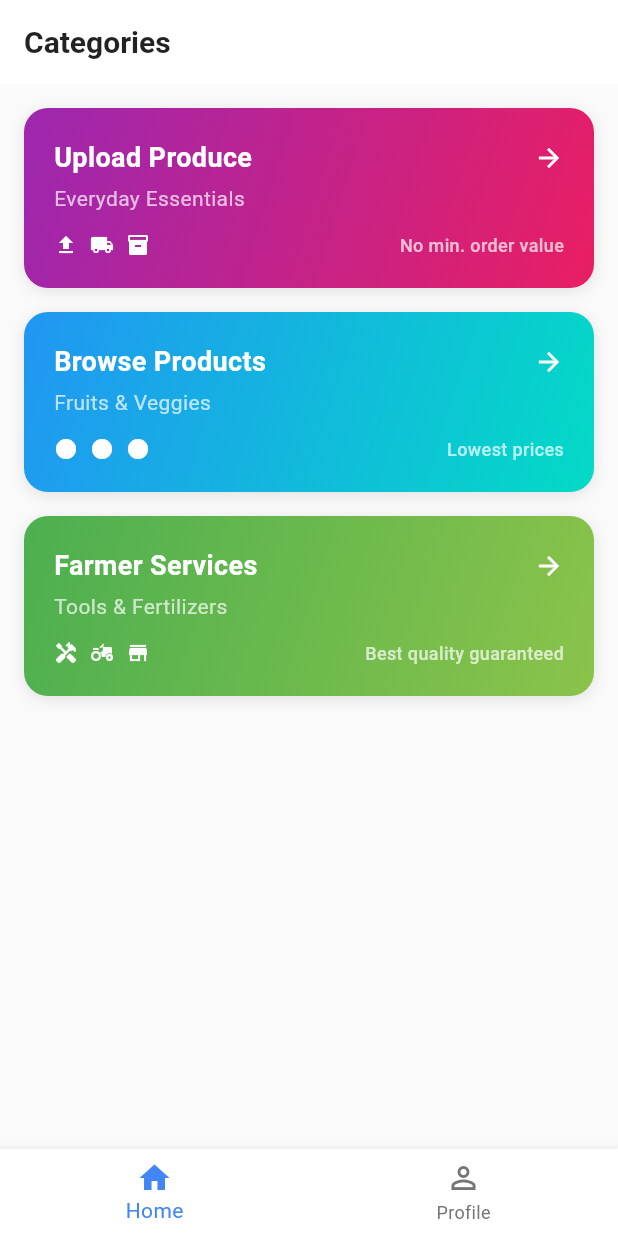
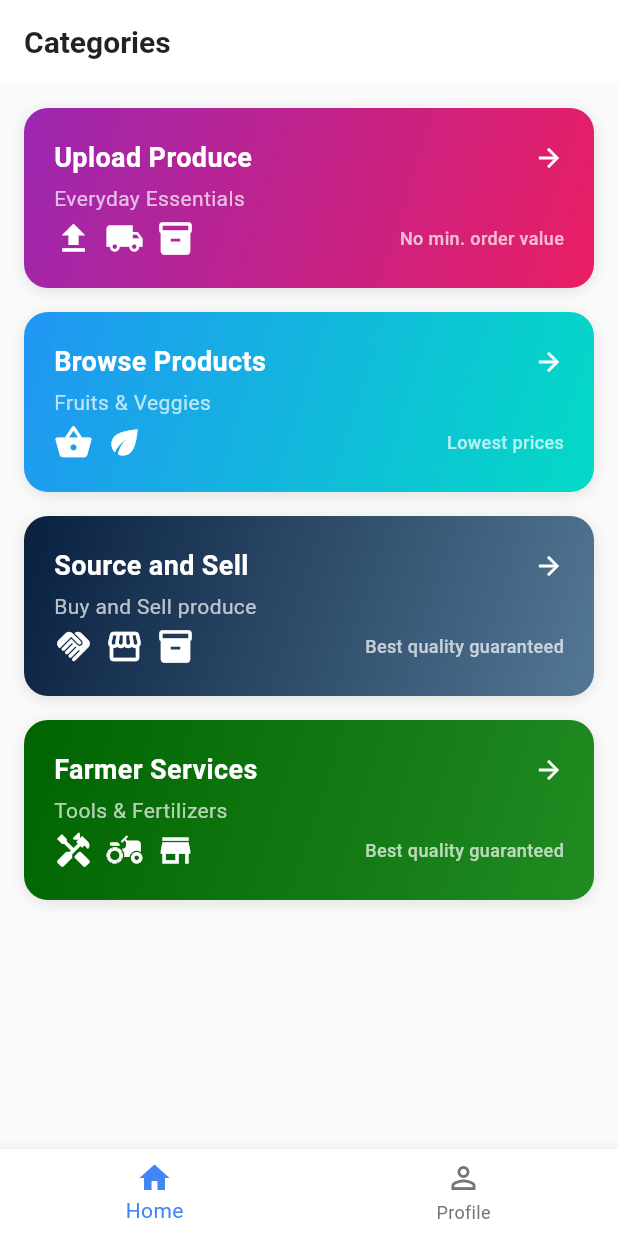
Before and after one commit to rohitvijayan1111/SIH-25, a Flutter app: the screen it shows after launch, on a phone screen of 412 x 824 dp. Run offline on Flutter 3.47's test engine with Material 3 defaults, Android fonts, the phone set to English and light mode, and no system bars; our stand-ins replace cloud_firestore, firebase_auth, google_sign_in, image_picker, shared_preferences, speech_to_text; missing offline and left inert: translator; accounts and stored records are empty.

Commit message:
Added Source and Sell section

```diff
--- a/demo/lib/controllers/app_controller.dart
+++ b/demo/lib/controllers/app_controller.dart
@@ -125,6 +125,19 @@
           case 0:
             return const CategoriesScreen(); // Home tab
           case 1:
+            return const BusinessDashboard(); // Farmer Shop tab
+          case 2:
+            return const ProcurementScreen(); // Tool Renting tab
+          case 3:
+            return const ProfilePlaceholderScreen(); // Profile tab
+          default:
+            return const CategoriesScreen();
+        }
+      case ServiceSection.farmerEssentials:
+        switch (_currentTabIndex) {
+          case 0:
+            return const CategoriesScreen(); // Home tab
+          case 1:
             return const ProcurementScreen(); // Tool Renting tab
           case 2:
             return const BusinessDashboard(); // Farmer Shop tab
--- a/demo/lib/models/service_section.dart
+++ b/demo/lib/models/service_section.dart
@@ -1,127 +1,3 @@
-// import 'package:flutter/material.dart';
-
-// enum ServiceSection {
-//   categories,
-//   uploadProduce,
-//   browseProducts,
-//   farmerServices,
-// }
-
-// class ServiceSectionConfig {
-//   final String title;
-//   final List<TabConfig> tabs;
-
-//   ServiceSectionConfig({required this.title, required this.tabs});
-// }
-
-// class TabConfig {
-//   final String label;
-//   final IconData icon;
-//   final IconData activeIcon;
-
-//   TabConfig({
-//     required this.label,
-//     required this.icon,
-//     required this.activeIcon,
-//   });
-// }
-
-// class ServiceSections {
-//   static Map<ServiceSection, ServiceSectionConfig> configs = {
-//     ServiceSection.categories: ServiceSectionConfig(
-//       title: 'Categories',
-//       tabs: [
-//         TabConfig(
-//           label: 'Home',
-//           icon: Icons.home_outlined,
-//           activeIcon: Icons.home,
-//         ),
-//         TabConfig(
-//           label: 'Profile',
-//           icon: Icons.person_outline,
-//           activeIcon: Icons.person,
-//         ),
-//       ],
-//     ),
-//     // ServiceSection.uploadProduce: ServiceSectionConfig(
-//     //   title: 'Upload Produce',
-//     //   tabs: [
-//     //     TabConfig(
-//     //       label: 'Upload Product',
-//     //       icon: Icons.upload_outlined,
-//     //       activeIcon: Icons.upload,
-//     //     ),
-//     //     TabConfig(
-//     //       label: 'Cooperative',
-//     //       icon: Icons.group_outlined,
-//     //       activeIcon: Icons.group,
-//     //     ),
-//     //   ],
-//     // ),
-//     ServiceSection.uploadProduce: ServiceSectionConfig(
-//       title: 'Upload Produce',
-//       tabs: [
-//         TabConfig(
-//           label: 'Home',
-//           icon: Icons.home_outlined,
-//           activeIcon: Icons.home,
-//         ),
-//         TabConfig(
-//           label: 'Upload Product',
-//           icon: Icons.upload_outlined,
-//           activeIcon: Icons.upload,
-//         ),
-//         TabConfig(
-//           label: 'Cooperative',
-//           icon: Icons.group_outlined,
-//           activeIcon: Icons.group,
-//         ),
-//         TabConfig(
-//           label: 'Profile',
-//           icon: Icons.person_outline,
-//           activeIcon: Icons.person,
-//         ),
-//       ],
-//     ),
-
-//     ServiceSection.browseProducts: ServiceSectionConfig(
-//       title: 'Browse Products',
-//       tabs: [
-//         TabConfig(
-//           label: 'Browse',
-//           icon: Icons.search_outlined,
-//           activeIcon: Icons.search,
-//         ),
-//         TabConfig(
-//           label: 'Order',
-//           icon: Icons.shopping_bag_outlined,
-//           activeIcon: Icons.shopping_bag,
-//         ),
-//         TabConfig(
-//           label: 'Cart',
-//           icon: Icons.shopping_cart_outlined,
-//           activeIcon: Icons.shopping_cart,
-//         ),
-//       ],
-//     ),
-//     ServiceSection.farmerServices: ServiceSectionConfig(
-//       title: 'Farmer Services',
-//       tabs: [
-//         TabConfig(
-//           label: 'Tool Renting',
-//           icon: Icons.handyman_outlined,
-//           activeIcon: Icons.handyman,
-//         ),
-//         TabConfig(
-//           label: 'Farmer Shop',
-//           icon: Icons.store_outlined,
-//           activeIcon: Icons.store,
-//         ),
-//       ],
-//     ),
-//   };
-// }
-
 import 'package:flutter/material.dart';
 
 enum ServiceSection {
@@ -129,6 +5,7 @@
   uploadProduce,
   browseProducts,
   farmerServices,
+  farmerEssentials,
 }
 
 class ServiceSectionConfig {
@@ -231,6 +108,31 @@
           activeIcon: Icons.home,
         ),
         TabConfig(
+          label: 'Dashboard',
+          icon: Icons.handyman_outlined,
+          activeIcon: Icons.handyman,
+        ),
+        TabConfig(
+          label: 'Procurement',
+          icon: Icons.store_outlined,
+          activeIcon: Icons.store,
+        ),
+        TabConfig(
+          label: 'Profile',
+          icon: Icons.person_outline,
+          activeIcon: Icons.person,
+        ),
+      ],
+    ),
+    ServiceSection.farmerEssentials: ServiceSectionConfig(
+      title: 'Farmer Essentials',
+      tabs: [
+        TabConfig(
+          label: 'Home',
+          icon: Icons.home_outlined,
+          activeIcon: Icons.home,
+        ),
+        TabConfig(
           label: 'Tool Renting',
           icon: Icons.handyman_outlined,
           activeIcon: Icons.handyman,
--- a/demo/lib/screens/categories_screen.dart
+++ b/demo/lib/screens/categories_screen.dart
@@ -6,11 +6,6 @@
 
 class CategoriesScreen extends StatelessWidget {
   const CategoriesScreen({Key? key}) : super(key: key);
-
-
-
-
-
 
   @override
   Widget build(BuildContext context) {
@@ -55,7 +50,7 @@
             ServiceCard(
               title: 'Browse Products',
               subtitle: 'Fruits & Veggies',
-              icons: const [Icons.circle, Icons.circle, Icons.circle],
+              icons: const [Icons.shopping_basket, Icons.eco],
               rightText: 'Lowest prices',
               gradient: const LinearGradient(
                 colors: [Color(0xFF2196F3), Color(0xFF03DAC6)],
@@ -69,12 +64,30 @@
               },
             ),
             ServiceCard(
+              title: 'Source and Sell',
+              subtitle: 'Buy and Sell produce',
+
+              icons: const [Icons.handshake, Icons.storefront, Icons.inventory],
+              rightText: 'Best quality guaranteed',
+              gradient: const LinearGradient(
+                colors: [Color(0xFF09203f), Color(0xFF537895)],
+
+                begin: Alignment.topLeft,
+                end: Alignment.bottomRight,
+              ),
+              onTap: () {
+                context.read<AppController>().navigateToSection(
+                  ServiceSection.farmerServices,
+                );
+              },
+            ),
+            ServiceCard(
               title: 'Farmer Services',
               subtitle: 'Tools & Fertilizers',
               icons: const [Icons.handyman, Icons.agriculture, Icons.store],
               rightText: 'Best quality guaranteed',
               gradient: const LinearGradient(
-                colors: [Color(0xFF4CAF50), Color(0xFF8BC34A)],
+                colors: [Color(0xFF006400), Color(0xFF228B22)],
                 begin: Alignment.topLeft,
                 end: Alignment.bottomRight,
               ),
--- a/demo/lib/widgets/service_card.dart
+++ b/demo/lib/widgets/service_card.dart
@@ -77,7 +77,7 @@
                           .map(
                             (icon) => Padding(
                               padding: const EdgeInsets.only(right: 8),
-                              child: Icon(icon, color: Colors.white, size: 16),
+                              child: Icon(icon, color: Colors.white, size: 26),
                             ),
                           )
                           .toList(),
```
